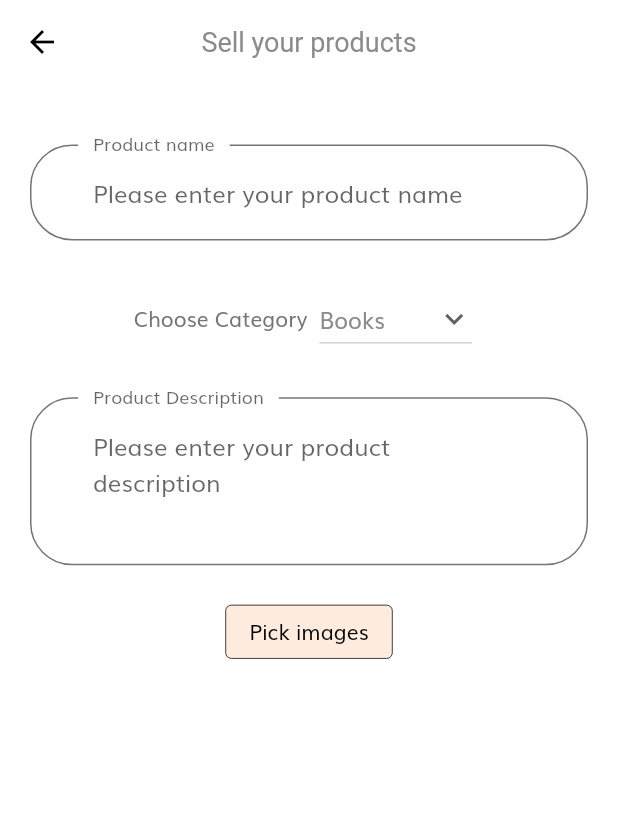
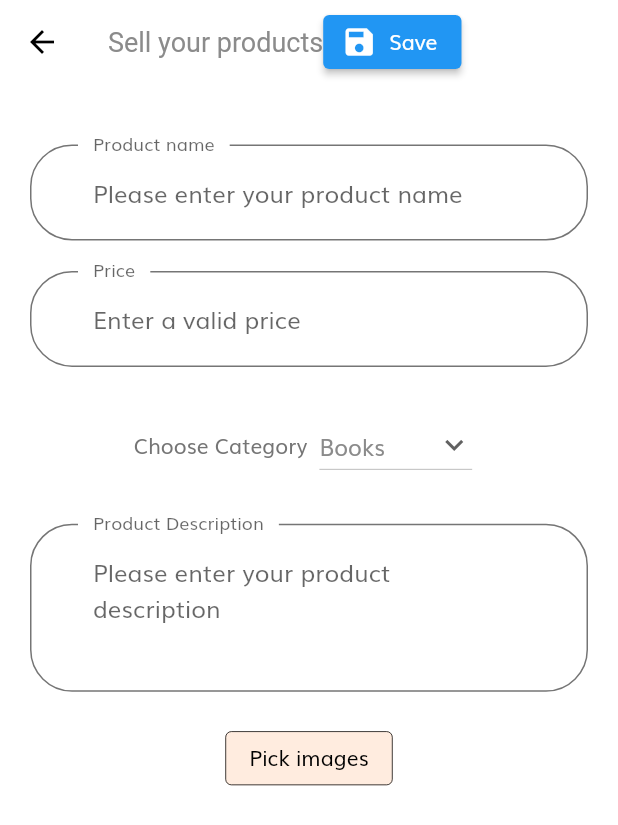
Before and after one commit to P-1702/Campus-MarketPlace, a Flutter app: the SellPage screen opened directly, after a tap on "Pick images", on a phone screen of 412 x 824 dp. Shown: the top 825 px of the screen. Run offline on Flutter 3.47's test engine with Material 2 defaults, Android fonts, the phone set to English and light mode, and no system bars; our stand-ins replace cloud_firestore, firebase_auth, firebase_core, flutter_svg, google_sign_in; missing offline and left inert: multi_image_picker2; accounts and stored records are empty.

```diff
--- a/lib/screens/Sell page/Sellpage_screen.dart
+++ b/lib/screens/Sell page/Sellpage_screen.dart
@@ -13,9 +13,10 @@ class _SellPageState extends State<SellPage> {
   String productdesc = "Please enter your product description";
   String dropdownvalue = 'Books';
   String category = "Others";
+  String cost = "";
   var items = ['Books', 'Furnitures', 'Sports', 'Electronics', 'Others'];
   List<Asset> images = <Asset>[];
-  String _error = 'No Error Dectected';
+  String errors = 'No Error Dectected';
   Widget buildGridView() {
     return GridView.count(
       crossAxisCount: 3,
@@ -62,7 +63,7 @@ class _SellPageState extends State<SellPage> {
 
     setState(() {
       images = resultList;
-      _error = error;
+      errors = error;
     });
   }
 
@@ -72,7 +73,15 @@ class _SellPageState extends State<SellPage> {
     return SafeArea(
       child: Scaffold(
         appBar: AppBar(
-          title: Text("Sell your products"),
+          title: Row(
+            children: [
+              Text("Sell your products"),
+              ElevatedButton.icon(
+                  onPressed: () {},
+                  icon: Icon(Icons.save),
+                  label: Text("Save")),
+            ],
+          ),
           centerTitle: true,
         ),
         // backgroundColor: kPrimaryColor,
@@ -91,6 +100,18 @@ class _SellPageState extends State<SellPage> {
                 decoration: InputDecoration(
                   hintText: productname,
                   labelText: "Product name",
+                ),
+              ),
+              SizedBox(height: getProportionateScreenHeight(20)),
+              TextFormField(
+                onChanged: (value) => print(value),
+                onSaved: (value) {
+                  cost = value;
+                  print(cost);
+                },
+                decoration: InputDecoration(
+                  hintText: "Enter a valid price",
+                  labelText: "Price",
                 ),
               ),
               SizedBox(height: getProportionateScreenHeight(20)),
```
Also changed, not shown: lib/finalproductmodel.dart (added, +16 -0 lines), 1 other file.
